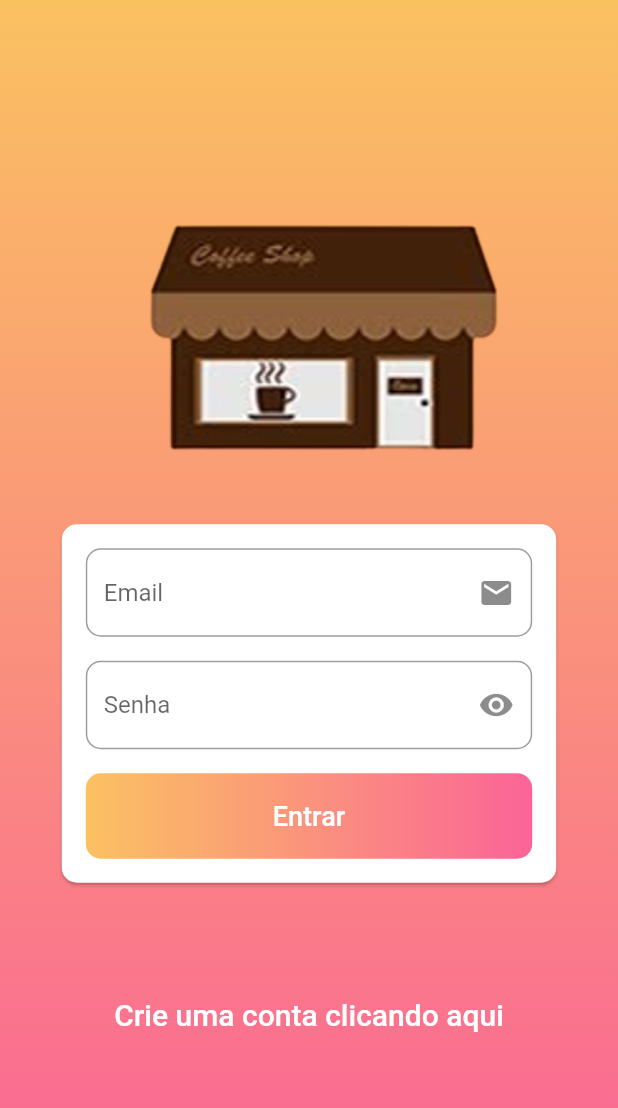
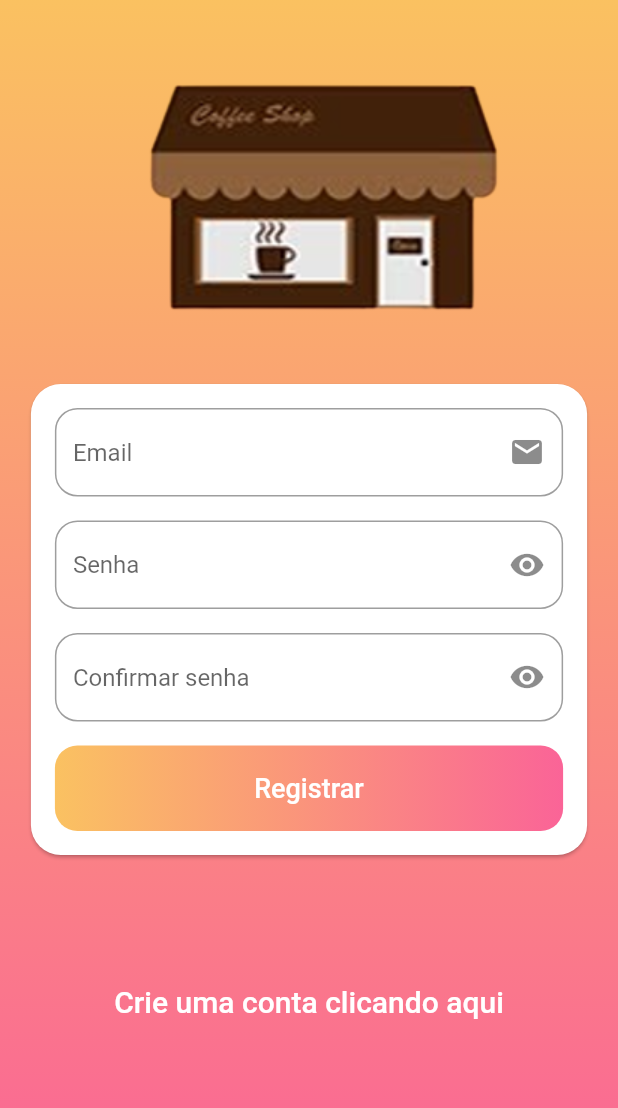
Before and after one commit to JoanaFreitas/tela_login_reproducao, a Flutter app: the screen it shows after launch, after a tap on "Crie uma conta clicando aqui", on a phone screen of 412 x 824 dp. Shown: the top 1108 px of the screen. Run offline on Flutter 3.47's test engine with Material 2 defaults, Android fonts, the phone set to English and light mode, and no system bars.

Commit message:
acrescentando campo confirmar senha e alternancia Entrar/Registrar

```diff
--- a/lib/formulario.dart
+++ b/lib/formulario.dart
@@ -1,18 +1,40 @@
-import 'dart:ui';
-
 import 'package:flutter/material.dart';
 
-class Formulario extends StatelessWidget {
+enum ModoAutenticar { Registrar, Entrar }
+
+class Formulario extends StatefulWidget {
   const Formulario({Key? key}) : super(key: key);
 
   @override
+  State<Formulario> createState() => _FormularioState();
+}
+
+class _FormularioState extends State<Formulario> {
+   ModoAutenticar _modoAutenticar = ModoAutenticar.Entrar;
+
+  bool _isLogin()=>_modoAutenticar==ModoAutenticar.Entrar;
+  bool _isSingup()=>_modoAutenticar==ModoAutenticar.Registrar;
+
+    _alternarAutenticacao(){
+      setState(() {
+        if(_isLogin()){
+          _modoAutenticar= ModoAutenticar.Registrar;
+        }else{
+_modoAutenticar=ModoAutenticar.Entrar;
+        }
+      });
+    }
+  @override
   Widget build(BuildContext context) {
     final tamDispositivo = MediaQuery.of(context).size;
-    return Card(
-        shape: RoundedRectangleBorder(borderRadius: BorderRadius.circular(10)),
+    return Column(
+      children: [
+        Card(
+          shape:
+              RoundedRectangleBorder(borderRadius: BorderRadius.circular(20)),
           child: Container(
-          padding:const EdgeInsets.all(16),
-          width: tamDispositivo.width * 0.80,
+            padding: const EdgeInsets.all(16),
+            width: tamDispositivo.width * 0.90,
             child: Form(
               child: Column(
                 crossAxisAlignment: CrossAxisAlignment.stretch,
@@ -20,26 +42,40 @@ class Formulario extends StatelessWidget {
                   TextFormField(
                       decoration: InputDecoration(
                           border: OutlineInputBorder(
-                        borderRadius: BorderRadius.circular(10)),
+                              borderRadius: BorderRadius.circular(15)),
                           hintText: 'Email',
-                    suffixIcon:const Icon(Icons.email)),
-               keyboardType: TextInputType.emailAddress,
+                          suffixIcon: const Icon(Icons.email)),
+                      keyboardType: TextInputType.none //emailAddress,
                       ),
                   const SizedBox(height: 16),
                   TextFormField(
                     decoration: InputDecoration(
-                    //labelText: 'Senha',
                         border: OutlineInputBorder(
-                        borderRadius: BorderRadius.circular(10)),
+                            borderRadius: BorderRadius.circular(15)),
                         hintText: 'Senha',
-                    suffixIcon:const Icon(Icons.remove_red_eye)),
+                        suffixIcon: const Icon(Icons.remove_red_eye)),
                     keyboardType: TextInputType.none,
                     obscureText: true,
                   ),
                   const SizedBox(height: 16),
+                  if (_modoAutenticar == ModoAutenticar.Registrar)
+                    Padding(
+                      padding: const EdgeInsets.only(bottom: 16),
+                      child: TextFormField(
+                        decoration: InputDecoration(
+                            //labelText: 'Senha',
+                            border: OutlineInputBorder(
+                                borderRadius: BorderRadius.circular(15)),
+                            hintText: 'Confirmar senha',
+                            suffixIcon: const Icon(Icons.remove_red_eye)),
+                        keyboardType: TextInputType.none,
+                        obscureText: true,
+                      ),
+                    ),
+                  //const SizedBox(height: 16),
                   Container(
                     decoration: BoxDecoration(
-                    borderRadius: BorderRadius.circular(10),
+                        borderRadius: BorderRadius.circular(15),
                         gradient: const LinearGradient(
                           colors: [
                             Color.fromRGBO(250, 187, 80, 0.9),
@@ -48,13 +84,17 @@ class Formulario extends StatelessWidget {
                         )),
                     child: ElevatedButton(
                       onPressed: () {},
-                  child: const Padding(
-                    padding: EdgeInsets.symmetric(
+                      child: Padding(
+                        padding: const EdgeInsets.symmetric(
                           vertical: 18,
                         ),
-                    child: Text('Entrar',
-                    style: TextStyle(color: Colors.white,
-                    fontSize: 18),),
+                        child: Text(
+                          _modoAutenticar == ModoAutenticar.Entrar
+                              ? 'Entrar'
+                              : 'Registrar',
+                          style: const TextStyle(
+                              color: Colors.white, fontSize: 18),
+                        ),
                       ),
                       style: ElevatedButton.styleFrom(
                           primary: Colors.transparent,
@@ -65,7 +105,22 @@ class Formulario extends StatelessWidget {
                     ),
                   ),
                 ],
-          )),
-        ));
+              ),
+            ),
+          ),
+        ),
+        SizedBox(height: 70),
+        TextButton(
+          onPressed: _alternarAutenticacao,
+          style: TextButton.styleFrom(
+              shape: RoundedRectangleBorder(
+                  borderRadius: BorderRadius.circular(10))),
+          child: const Text(
+            'Crie uma conta clicando aqui',
+            style: TextStyle(color: Colors.white, fontSize: 20),
+          ),
+        ),
+      ],
+    );
   }
 }
--- a/lib/home.dart
+++ b/lib/home.dart
@@ -2,6 +2,7 @@ import 'package:flutter/material.dart';
 import 'package:tela_login_rec/formulario.dart';
 
 class Home extends StatelessWidget {
+
   @override
   Widget build(BuildContext context) {
     final tamDispositivo = MediaQuery.of(context).size;
@@ -20,32 +21,20 @@ class Home extends StatelessWidget {
               ),
             ),
           ),
-          Center(
-            child: SingleChildScrollView(
+          SingleChildScrollView(
+            child: Container(
+              padding: EdgeInsets.only(
+                top: 30,
+              ),
+              child: Center(
                 child: Column(
-                // mainAxisAlignment: MainAxisAlignment.center,
-                // crossAxisAlignment: CrossAxisAlignment.center,
-                children: [
-                  Column(
+
                   children: [
                     Image.asset('assets/images/imgSFundo.png'),
                     const SizedBox(height: 30),
                     const Formulario(),
-                      const SizedBox(height: 60),
-                      TextButton(
-                        onPressed: () {},
-                        style: TextButton.styleFrom(
-                            shape: RoundedRectangleBorder(
-                           borderRadius: BorderRadius.circular(10))),
-                        child:const Text(
-                          'Crie uma conta clicando aqui',
-                          style: TextStyle(color: Colors.white,
-                          fontSize: 20),
-                        ),
-                      ),
                   ],
                 ),
-                ],
               ),
             ),
           )
```
Lines whose indentation alone changed are shown as unchanged.
